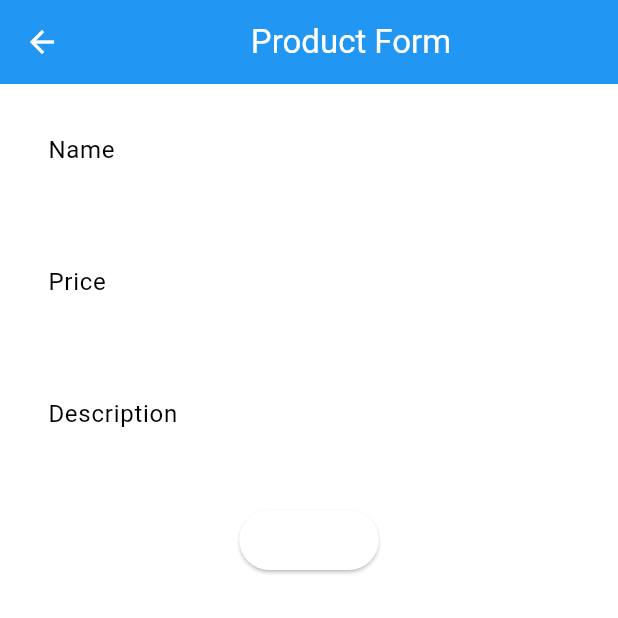
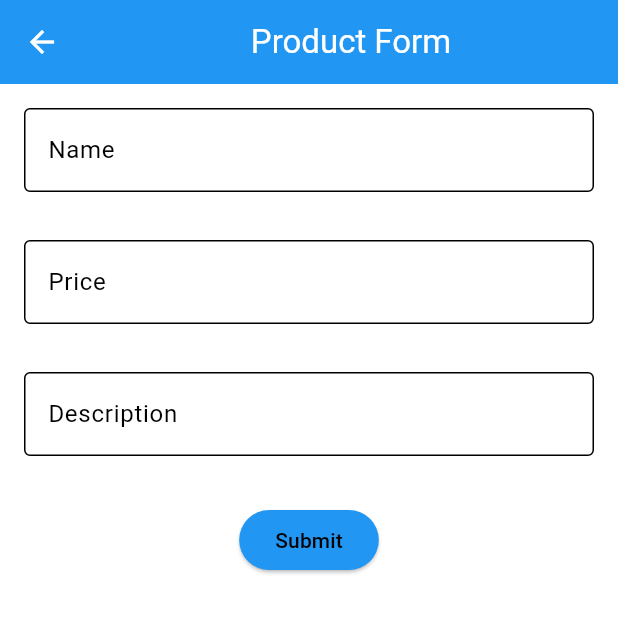
Before and after one commit to RaAhYaMa/pbp-my-e-commerce-mobile, a Flutter app: the ProductFormPage screen opened directly, on a phone screen of 412 x 824 dp, the top half of it. Run offline on Flutter 3.47's test engine with Material 3 defaults, Android fonts, the phone set to English and light mode, and no system bars.

Commit message:
Mengarahkan pengguna ke halaman form tambah item baru ketika menekan tombol Tambah Produk pada halaman utama

```diff
--- a/lib/screens/formProductPage.dart
+++ b/lib/screens/formProductPage.dart
@@ -34,9 +34,11 @@ class _ProductFormPageState extends State<ProductFormPage> {
                 padding: const EdgeInsets.all(16),
                 child: TextFormField(
                   decoration: const InputDecoration(
-                    border: OutlineInputBorder(),
+                    enabledBorder: OutlineInputBorder(
+                      borderSide: BorderSide(color: Colors.black),
+                    ),
                     hintText: 'Enter product name',
-                    labelText: 'Name'
+                    labelText: 'Name',
                   ),
                   onChanged: (String? value) {
                     setState(() {
@@ -55,9 +57,11 @@ class _ProductFormPageState extends State<ProductFormPage> {
                 padding: const EdgeInsets.all(16),
                 child: TextFormField(
                   decoration: const InputDecoration(
-                    border: OutlineInputBorder(),
+                    enabledBorder: OutlineInputBorder(
+                      borderSide: BorderSide(color: Colors.black),
+                    ),
                     hintText: 'Enter product price',
-                    labelText: 'Price'
+                    labelText: 'Price',
                   ),
                   onChanged: (String? value) {
                     setState(() {
@@ -79,9 +83,11 @@ class _ProductFormPageState extends State<ProductFormPage> {
                 padding: const EdgeInsets.all(16),
                 child: TextFormField(
                   decoration: const InputDecoration(
-                    border: OutlineInputBorder(),
+                    enabledBorder: OutlineInputBorder(
+                      borderSide: BorderSide(color: Colors.black),
+                    ),
                     hintText: 'Enter product description',
-                    labelText: 'Description'
+                    labelText: 'Description',
                   ),
                   onChanged: (String? value) {
                     setState(() {
@@ -101,6 +107,11 @@ class _ProductFormPageState extends State<ProductFormPage> {
                 child: Padding(
                   padding: const EdgeInsets.all(16),
                   child: ElevatedButton(
+                    style: ButtonStyle(
+                      backgroundColor: WidgetStateProperty.all(
+                        Theme.of(context).colorScheme.primary,
+                      ),
+                    ),
                     onPressed: () {
                       if (_formKey.currentState!.validate()) {
                         showDialog(
@@ -134,9 +145,9 @@ class _ProductFormPageState extends State<ProductFormPage> {
                     },
                     child: const Text(
                       'Submit',
-                      style: TextStyle(color: Colors.white),
+                      style: TextStyle(color: Colors.black),
                     ),
-                  )
+                  ),
                 ),
               ),
             ],
--- a/lib/screens/menu.dart
+++ b/lib/screens/menu.dart
@@ -1,4 +1,5 @@
 import 'package:flutter/material.dart';
+import 'package:my_e_commerce_mobile/screens/formProductPage.dart';
 
 class MyHomePage extends StatelessWidget {
   MyHomePage({super.key});
@@ -88,6 +89,14 @@ class ItemCard extends StatelessWidget {
           ScaffoldMessenger.of(context)
           ..hideCurrentSnackBar()
           ..showSnackBar(SnackBar(content: Text("Kamu telah menekan tombol ${item.name}")));
+          if (item.name == "Tambah Produk") {
+            Navigator.push(
+              context,
+              MaterialPageRoute(
+                builder: (context) => const ProductFormPage()
+              )
+            );
+          }
         },
         child: Container(
           padding: const EdgeInsets.all(8),
```
